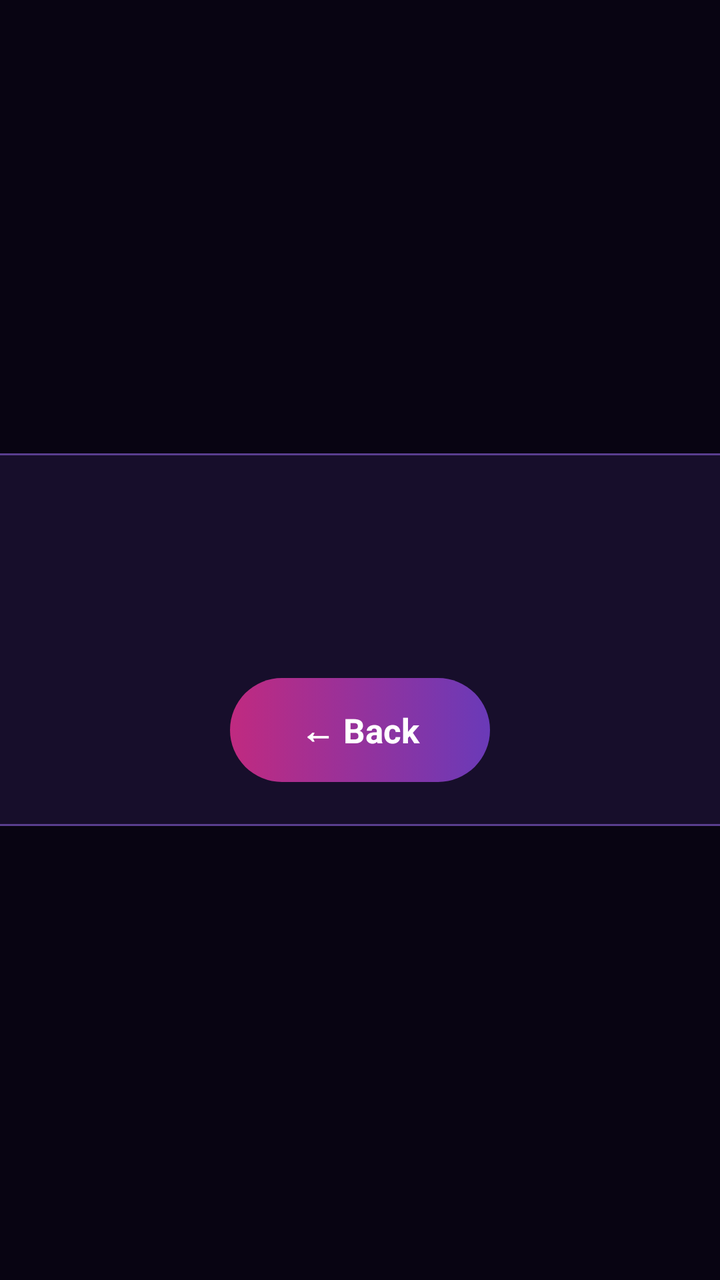
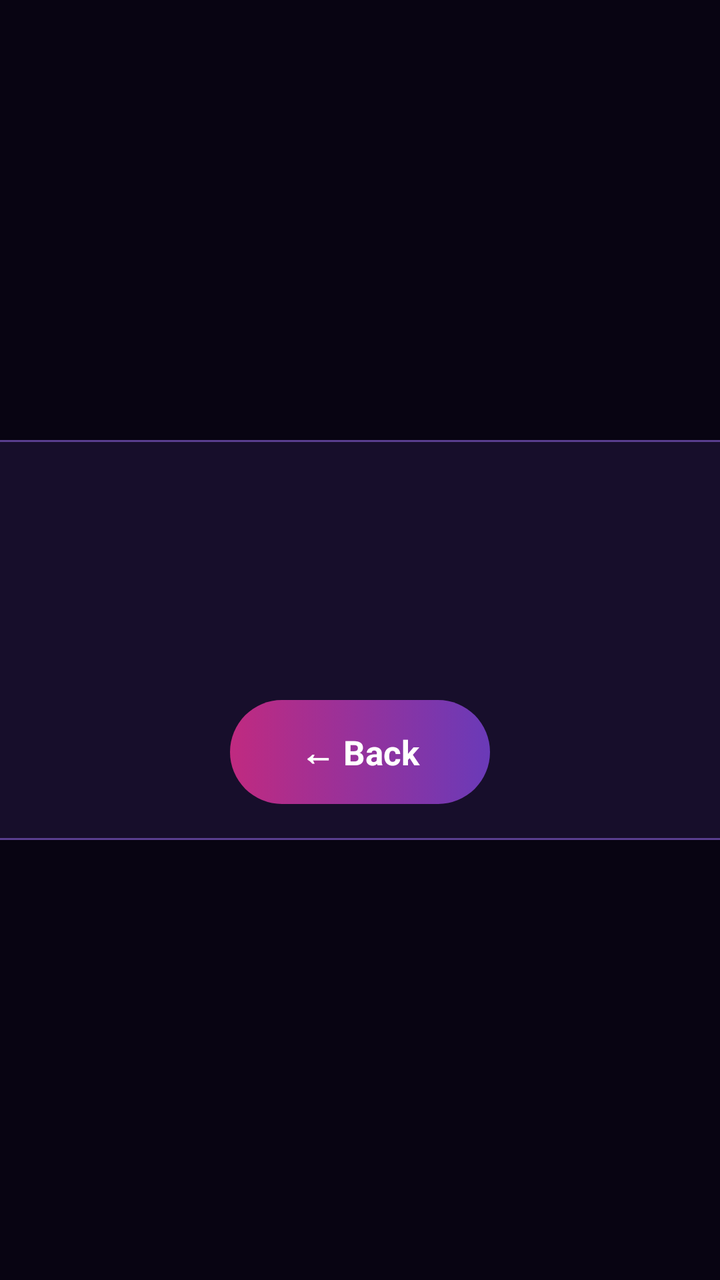

Two renders of the same Android screen: before a commit and after it. Below are the layout's source before the change and the commit's diff.
<!-- AndroidManifest.xml: application theme Theme.KaraokeTV -->
<!-- res/layout/achievements.xml -->
<?xml version="1.0" encoding="utf-8"?>
<FrameLayout xmlns:android="http://schemas.android.com/apk/res/android"
    android:layout_width="match_parent"
    android:layout_height="match_parent"
    android:background="@color/scrim"
    android:clickable="true">

    <LinearLayout
        android:layout_width="800dp"
        android:layout_height="wrap_content"
        android:layout_gravity="center"
        android:background="@drawable/panel_bg"
        android:gravity="center_horizontal"
        android:orientation="vertical"
        android:padding="22dp">

        <LinearLayout
            android:layout_width="wrap_content"
            android:layout_height="wrap_content"
            android:gravity="center_vertical"
            android:orientation="horizontal">

            <TextView
                android:id="@+id/achAvatar"
                android:layout_width="40dp"
                android:layout_height="40dp"
                android:gravity="center"
                android:importantForAccessibility="no"
                android:textColor="#0B0614"
                android:textSize="20sp"
                android:textStyle="bold" />

            <TextView
                android:id="@+id/achTitle"
                android:layout_width="wrap_content"
                android:layout_height="wrap_content"
                android:layout_marginStart="12dp"
                android:ellipsize="end"
                android:fontFamily="sans-serif-black"
                android:maxLines="1"
                android:maxWidth="600dp"
                android:shadowColor="@color/gold"
                android:shadowRadius="18"
                android:textColor="#FFFFFF"
                android:textSize="26sp" />
        </LinearLayout>

        <TextView
            android:id="@+id/achSub"
            android:layout_width="wrap_content"
            android:layout_height="wrap_content"
            android:layout_marginTop="4dp"
            android:textColor="@color/text_dim"
            android:textSize="15sp" />

        <LinearLayout
            android:id="@+id/achGrid"
            android:layout_width="match_parent"
            android:layout_height="wrap_content"
            android:layout_marginTop="12dp"
            android:orientation="vertical" />

        <TextView
            android:id="@+id/achClose"
            style="@style/TvButton.Primary"
            android:layout_marginTop="14dp"
            android:text="← Back" />
    </LinearLayout>
</FrameLayout>
<!-- resources referenced by this layout -->
<resources>
  <color name="gold">#FFD23F</color>
  <color name="scrim">#D9080412</color>
  <color name="text_dim">#B9AEDB</color>
  <!-- drawable panel_bg (drawable) -->
  <?xml version="1.0" encoding="utf-8"?>
  <shape xmlns:android="http://schemas.android.com/apk/res/android">
      <solid android:color="#D91A1030" />
      <stroke android:width="1dp" android:color="#5A3E8F" />
      <corners android:radius="18dp" />
  </shape>
  <style name="TvButton.Primary">
          <item name="android:background">@drawable/btn_primary</item>
      </style>
  <style name="Theme.KaraokeTV" parent="android:Theme.Material.NoActionBar.Fullscreen">
          <item name="android:windowBackground">@color/bg_deep</item>
          <item name="android:colorAccent">@color/neon_pink</item>
          <item name="android:textColorPrimary">@color/text_main</item>
          <item name="android:textColor">@color/text_main</item>
          <item name="android:textColorHint">@color/text_dim</item>
          <item name="android:windowAnimationStyle">@null</item>
      </style>
  <!-- drawable btn_primary (drawable) -->
  <?xml version="1.0" encoding="utf-8"?>
  <selector xmlns:android="http://schemas.android.com/apk/res/android">
      <item android:state_focused="true">
          <shape>
              <gradient android:angle="0" android:startColor="#FF5DB8" android:endColor="#9B5CFF" />
              <stroke android:width="3dp" android:color="#FFFFFF" />
              <corners android:radius="26dp" />
          </shape>
      </item>
      <item>
          <shape>
              <gradient android:angle="0" android:startColor="#C02A80" android:endColor="#6A3AB8" />
              <corners android:radius="26dp" />
          </shape>
      </item>
  </selector>
  <color name="bg_deep">#0B0614</color>
  <color name="neon_pink">#FF3DA5</color>
  <color name="text_main">#FFFFFF</color>
</resources>

<!-- the commit's change to res/layout/achievements.xml (unified diff, before → after) -->
@@ -12,7 +12,7 @@
         android:background="@drawable/panel_bg"
         android:gravity="center_horizontal"
         android:orientation="vertical"
-        android:padding="22dp">
+        android:padding="18dp">
 
         <LinearLayout
             android:layout_width="wrap_content"
@@ -57,13 +57,27 @@
             android:id="@+id/achGrid"
             android:layout_width="match_parent"
             android:layout_height="wrap_content"
-            android:layout_marginTop="12dp"
+            android:layout_marginTop="10dp"
+            android:orientation="vertical" />
+
+        <TextView
+            style="@style/Label"
+            android:layout_gravity="start"
+            android:layout_marginTop="8dp"
+            android:layout_marginStart="4dp"
+            android:text="🎼 GENRES SUNG" />
+
+        <LinearLayout
+            android:id="@+id/achGenres"
+            android:layout_width="match_parent"
+            android:layout_height="wrap_content"
+            android:layout_marginTop="2dp"
             android:orientation="vertical" />
 
         <TextView
             android:id="@+id/achClose"
             style="@style/TvButton.Primary"
-            android:layout_marginTop="14dp"
+            android:layout_marginTop="10dp"
             android:text="← Back" />
     </LinearLayout>
 </FrameLayout>
<!-- resource entries referenced after the edit -->
@@ -10,6 +10,14 @@
       <stroke android:width="1dp" android:color="#5A3E8F" />
       <corners android:radius="18dp" />
   </shape>
+  <style name="Label">
+          <item name="android:layout_width">wrap_content</item>
+          <item name="android:layout_height">wrap_content</item>
+          <item name="android:letterSpacing">0.25</item>
+          <item name="android:textColor">@color/neon_cyan</item>
+          <item name="android:textSize">13sp</item>
+          <item name="android:textStyle">bold</item>
+      </style>
   <style name="TvButton.Primary">
           <item name="android:background">@drawable/btn_primary</item>
       </style>
@@ -21,6 +29,7 @@
           <item name="android:textColorHint">@color/text_dim</item>
           <item name="android:windowAnimationStyle">@null</item>
       </style>
+  <color name="neon_cyan">#2EE6FF</color>
   <!-- drawable btn_primary (drawable) -->
   <?xml version="1.0" encoding="utf-8"?>
   <selector xmlns:android="http://schemas.android.com/apk/res/android">
